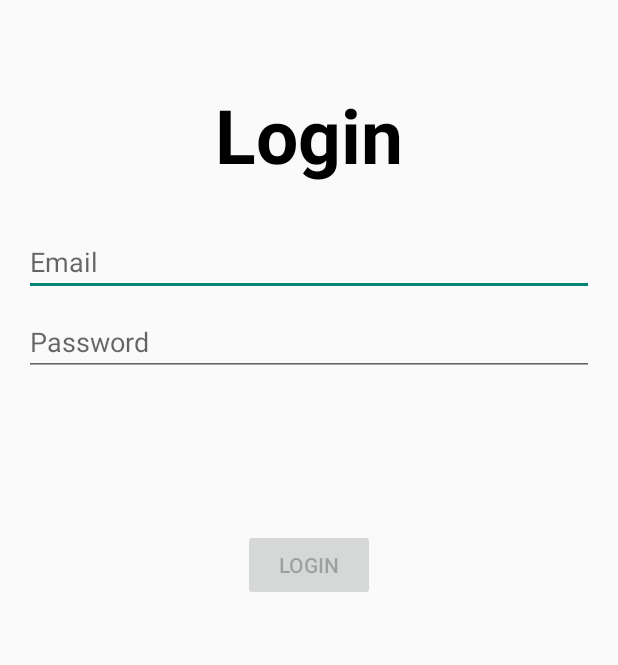
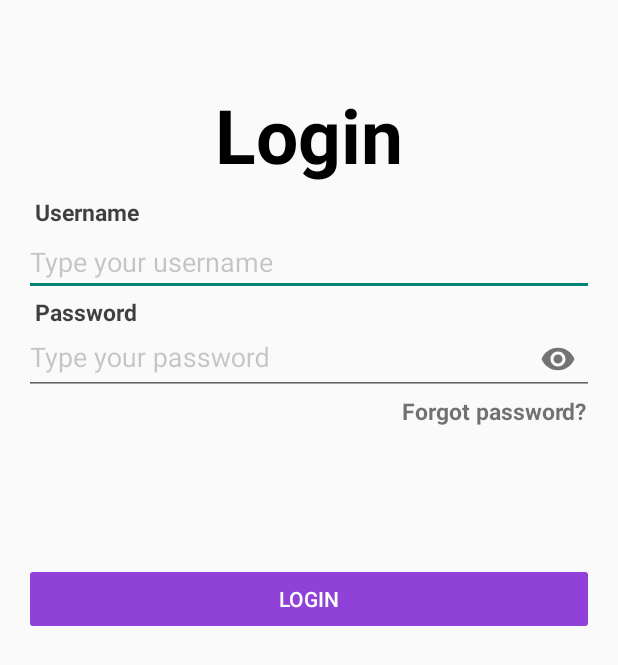
Before and after one commit to Bagratunyaan/ExpiryAlert, an Android app: the LoginActivity screen opened directly, with no data from a screen before it, on a phone screen of 412 x 824 dp. Shown: the top 665 px of the screen. Run offline under Robolectric (Android 15) with nearby library versions, the phone set to English and light mode, and no system bars; 4 statements that could not run were skipped.

Commit message:
Login Page

```diff
--- a/app/build.gradle.kts
+++ b/app/build.gradle.kts
@@ -47,9 +47,9 @@ dependencies {
     implementation("com.google.firebase:firebase-auth:22.3.1")
     implementation("com.google.firebase:firebase-firestore:24.10.3")
     implementation("androidx.annotation:annotation:1.6.0")
+    implementation("androidx.activity:activity:1.8.2")
     testImplementation("junit:junit:4.13.2")
     androidTestImplementation("androidx.test.ext:junit:1.1.5")
     androidTestImplementation("androidx.test.espresso:espresso-core:3.5.1")
 
-    implementation("com.android.support:design:28.0.0")
 }
--- a/app/src/main/java/com/example/expiryalert/ui/login/LoginActivity.java
+++ b/app/src/main/java/com/example/expiryalert/ui/login/LoginActivity.java
@@ -2,54 +2,46 @@ package com.example.expiryalert.ui.login;
 
 import android.app.Activity;
 
-import androidx.lifecycle.Observer;
 import androidx.lifecycle.ViewModelProvider;
 
 import android.os.Bundle;
 
-import androidx.annotation.Nullable;
 import androidx.annotation.StringRes;
 import androidx.appcompat.app.AppCompatActivity;
 
 import android.text.Editable;
 import android.text.TextWatcher;
-import android.view.KeyEvent;
 import android.view.View;
 import android.view.inputmethod.EditorInfo;
 import android.widget.Button;
 import android.widget.EditText;
 import android.widget.ProgressBar;
-import android.widget.TextView;
 import android.widget.Toast;
 
 import com.example.expiryalert.R;
-import com.example.expiryalert.ui.login.LoginViewModel;
-import com.example.expiryalert.ui.login.LoginViewModelFactory;
+
 import com.example.expiryalert.databinding.ActivityLoginBinding;
 
 public class LoginActivity extends AppCompatActivity {
 
     private LoginViewModel loginViewModel;
-    private ActivityLoginBinding binding;
 
     @Override
     public void onCreate(Bundle savedInstanceState) {
         super.onCreate(savedInstanceState);
 
-        binding = ActivityLoginBinding.inflate(getLayoutInflater());
+        com.example.expiryalert.databinding.ActivityLoginBinding binding = ActivityLoginBinding.inflate(getLayoutInflater());
         setContentView(binding.getRoot());
 
         loginViewModel = new ViewModelProvider(this, new LoginViewModelFactory())
                 .get(LoginViewModel.class);
 
         final EditText usernameEditText = binding.username;
-        final EditText passwordEditText = binding.password;
+        final EditText passwordEditText = (EditText) binding.password;
         final Button loginButton = binding.login;
         final ProgressBar loadingProgressBar = binding.loading;
 
-        loginViewModel.getLoginFormState().observe(this, new Observer<LoginFormState>() {
-            @Override
-            public void onChanged(@Nullable LoginFormState loginFormState) {
+        loginViewModel.getLoginFormState().observe(this, loginFormState -> {
             if (loginFormState == null) {
                 return;
             }
@@ -60,15 +52,13 @@ public class LoginActivity extends AppCompatActivity {
             if (loginFormState.getPasswordError() != null) {
                 passwordEditText.setError(getString(loginFormState.getPasswordError()));
             }
-            }
         });
 
-        loginViewModel.getLoginResult().observe(this, new Observer<LoginResult>() {
-            @Override
-            public void onChanged(@Nullable LoginResult loginResult) {
+        loginViewModel.getLoginResult().observe(this, loginResult -> {
             if (loginResult == null) {
                 return;
             }
+            assert loadingProgressBar != null;
             loadingProgressBar.setVisibility(View.GONE);
             if (loginResult.getError() != null) {
                 showLoginFailed(loginResult.getError());
@@ -80,7 +70,6 @@ public class LoginActivity extends AppCompatActivity {
 
             //Complete and destroy login activity once successful
             finish();
-            }
         });
 
         TextWatcher afterTextChangedListener = new TextWatcher() {
@@ -102,25 +91,19 @@ public class LoginActivity extends AppCompatActivity {
         };
         usernameEditText.addTextChangedListener(afterTextChangedListener);
         passwordEditText.addTextChangedListener(afterTextChangedListener);
-        passwordEditText.setOnEditorActionListener(new TextView.OnEditorActionListener() {
-
-            @Override
-            public boolean onEditorAction(TextView v, int actionId, KeyEvent event) {
+        passwordEditText.setOnEditorActionListener((v, actionId, event) -> {
             if (actionId == EditorInfo.IME_ACTION_DONE) {
                 loginViewModel.login(usernameEditText.getText().toString(),
                         passwordEditText.getText().toString());
             }
             return false;
-            }
         });
 
-        loginButton.setOnClickListener(new View.OnClickListener() {
-            @Override
-            public void onClick(View v) {
+        loginButton.setOnClickListener(v -> {
+            assert loadingProgressBar != null;
             loadingProgressBar.setVisibility(View.VISIBLE);
             loginViewModel.login(usernameEditText.getText().toString(),
                     passwordEditText.getText().toString());
-            }
         });
     }
 
--- a/app/src/main/res/layout/activity_login.xml
+++ b/app/src/main/res/layout/activity_login.xml
@@ -24,48 +24,95 @@
         android:textColor="@color/black"
         />
 
+    <TextView
+        android:layout_width="match_parent"
+        android:layout_height="wrap_content"
+        android:text="Username"
+        android:textStyle="bold"
+        android:textSize="15sp"
+        android:paddingStart="7dp"
+        app:layout_constraintBottom_toTopOf="@id/username"
+        android:textColor="#BF000000"
+        />
+
+    <TextView
+        android:id="@+id/tv_password"
+        android:layout_width="match_parent"
+        android:layout_height="wrap_content"
+        android:text="Password"
+        android:textStyle="bold"
+        android:textSize="15sp"
+        android:paddingStart="7dp"
+        app:layout_constraintTop_toBottomOf="@id/username"
+        android:textColor="#BF000000"
+        />
+
+    <TextView
+        android:layout_width="match_parent"
+        android:layout_height="wrap_content"
+        android:text="Forgot password?"
+        android:textStyle="bold"
+        android:textSize="15sp"
+        android:paddingStart="7dp"
+        app:layout_constraintTop_toBottomOf="@id/password"
+        android:gravity="end"
+        android:paddingEnd="5dp"
+        android:textColor="#8C000000"
+        />
+
+
+
     <EditText
         android:id="@+id/username"
         android:layout_width="match_parent"
         android:layout_height="wrap_content"
         android:layout_marginTop="96dp"
         android:autofillHints="@string/prompt_email"
-        android:hint="@string/prompt_email"
+        android:hint="Type your username"
+        android:textColorHint="@color/cardview_shadow_start_color"
         android:inputType="textEmailAddress"
         android:selectAllOnFocus="true"
         app:layout_constraintEnd_toEndOf="parent"
         app:layout_constraintStart_toStartOf="parent"
         app:layout_constraintTop_toTopOf="@id/tv_login" />
 
-    <EditText
-        android:id="@+id/password"
+    <com.google.android.material.textfield.TextInputLayout
         android:layout_width="match_parent"
         android:layout_height="wrap_content"
-        android:layout_marginTop="8dp"
-        android:autofillHints="@string/prompt_password"
-        android:hint="@string/prompt_password"
-        android:imeActionLabel="@string/action_sign_in_short"
-        android:imeOptions="actionDone"
-        android:inputType="textPassword"
-        android:selectAllOnFocus="true"
-        app:layout_constraintEnd_toEndOf="parent"
-        app:layout_constraintStart_toStartOf="parent"
-        app:layout_constraintTop_toBottomOf="@+id/username" />
+        android:layout_marginTop="7.5dp"
+        app:layout_constraintTop_toBottomOf="@id/username"
+        android:id="@+id/password"
+        app:passwordToggleEnabled="true"
+        android:textColorHint="@color/cardview_shadow_start_color"
+        >
+
+        <EditText
+            android:layout_width="match_parent"
+            android:layout_height="wrap_content"
+            android:autofillHints="@string/prompt_password"
+            android:hint="Type your password"
+            android:imeActionLabel="@string/action_sign_in_short"
+            android:imeOptions="actionDone"
+            android:inputType="textPassword"
+            android:selectAllOnFocus="true">
+        </EditText>
+    </com.google.android.material.textfield.TextInputLayout>
+
 
     <Button
         android:id="@+id/login"
-        android:layout_width="wrap_content"
+        android:layout_width="match_parent"
         android:layout_height="wrap_content"
-        android:layout_gravity="start"
         android:layout_marginTop="16dp"
-        android:layout_marginBottom="64dp"
         android:enabled="false"
         android:text="@string/login"
+        android:textColor="@color/white"
         app:layout_constraintBottom_toBottomOf="parent"
         app:layout_constraintEnd_toEndOf="parent"
         app:layout_constraintStart_toStartOf="parent"
-        app:layout_constraintTop_toBottomOf="@+id/password"
-        app:layout_constraintVertical_bias="0.2" />
+        app:layout_constraintTop_toBottomOf="@id/password"
+        app:layout_constraintVertical_bias="0.2"
+        android:backgroundTint="#9042D8"/>
 
 
     <!--    <ProgressBar-->
```
Also changed, not shown: app/src/main/AndroidManifest.xml (+3 -8 lines), app/src/main/java/com/example/expiryalert/SignUpActivity.java (added, +24 -0 lines), app/src/main/res/layout/activity_sign_up.xml (added, +10 -0 lines). Lines whose indentation alone changed are shown as unchanged.
